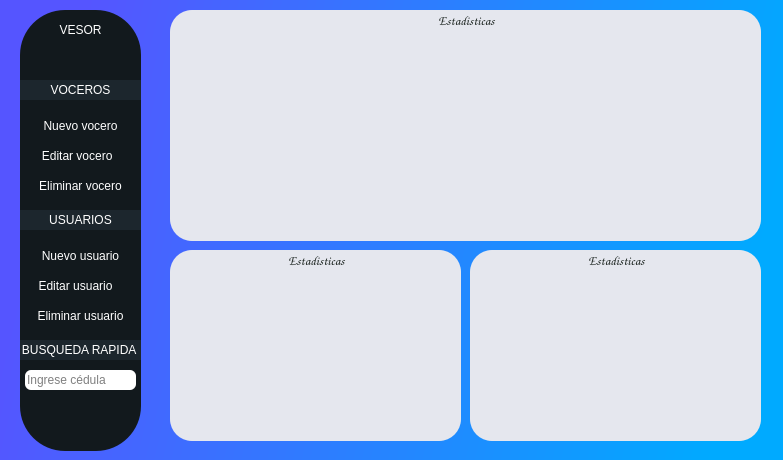
JoseSierraVzl/Proyecto-VESOR, file VESOR/Ventana_inicial_menus.ui: the form before one commit.
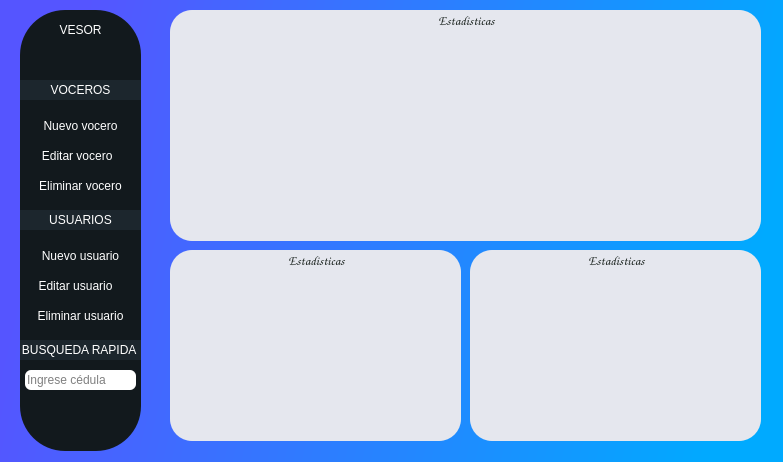
The form after the commit. Icons and pictures are not drawn.

Diff of the .ui file:
```diff
--- a/VESOR/Ventana_inicial_menus.ui
+++ b/VESOR/Ventana_inicial_menus.ui
@@ -7,7 +7,7 @@
     <x>0</x>
     <y>0</y>
     <width>783</width>
-    <height>460</height>
+    <height>462</height>
    </rect>
   </property>
   <property name="maximumSize">
```
